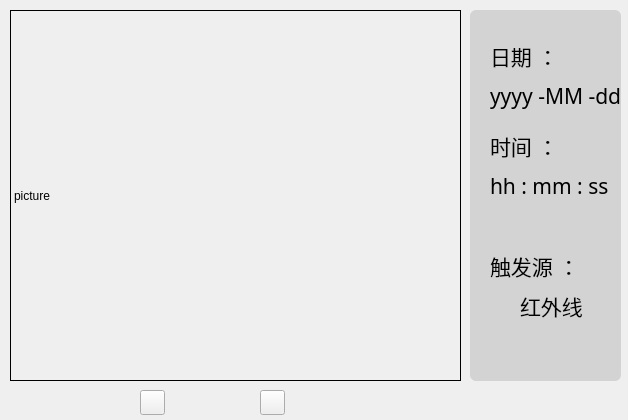
Qt form ZooFence_Pi/page8.ui (Isabella98Liu/ZooFence_RaspberryPi) before a commit.
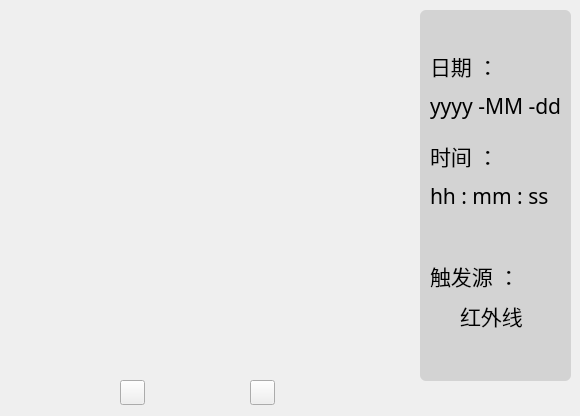
The same form after that commit. Icons and pictures are not drawn.

The edit to the form file:
```diff
--- a/ZooFence_Pi/page8.ui
+++ b/ZooFence_Pi/page8.ui
@@ -6,8 +6,8 @@
    <rect>
     <x>0</x>
     <y>0</y>
-    <width>628</width>
-    <height>420</height>
+    <width>580</width>
+    <height>416</height>
    </rect>
   </property>
   <property name="windowTitle">
@@ -17,22 +17,27 @@
    <property name="geometry">
     <rect>
      <x>10</x>
-     <y>10</y>
-     <width>451</width>
-     <height>371</height>
+     <y>30</y>
+     <width>401</width>
+     <height>331</height>
     </rect>
    </property>
+   <property name="styleSheet">
+    <string notr="true">QLabel{
+  border: 0px
+}</string>
+   </property>
    <property name="frameShape">
     <enum>QFrame::Box</enum>
    </property>
    <property name="text">
-    <string>picture</string>
+    <string/>
    </property>
   </widget>
   <widget class="QLabel" name="label_3">
    <property name="geometry">
     <rect>
-     <x>470</x>
+     <x>420</x>
      <y>10</y>
      <width>151</width>
      <height>371</height>
@@ -52,8 +57,8 @@
   <widget class="QLabel" name="label_4">
    <property name="geometry">
     <rect>
-     <x>490</x>
-     <y>40</y>
+     <x>430</x>
+     <y>50</y>
      <width>81</width>
      <height>31</height>
     </rect>
@@ -71,8 +76,8 @@
   <widget class="QLabel" name="label_5">
    <property name="geometry">
     <rect>
-     <x>490</x>
-     <y>80</y>
+     <x>430</x>
+     <y>90</y>
      <width>131</width>
      <height>31</height>
     </rect>
@@ -90,8 +95,8 @@
   <widget class="QLabel" name="label_6">
    <property name="geometry">
     <rect>
-     <x>490</x>
-     <y>130</y>
+     <x>430</x>
+     <y>140</y>
      <width>81</width>
      <height>31</height>
     </rect>
@@ -109,8 +114,8 @@
   <widget class="QLabel" name="label_7">
    <property name="geometry">
     <rect>
-     <x>490</x>
-     <y>170</y>
+     <x>430</x>
+     <y>180</y>
      <width>131</width>
      <height>31</height>
     </rect>
@@ -128,8 +133,8 @@
   <widget class="QLabel" name="label_8">
    <property name="geometry">
     <rect>
-     <x>490</x>
-     <y>250</y>
+     <x>430</x>
+     <y>260</y>
      <width>91</width>
      <height>31</height>
     </rect>
@@ -147,8 +152,8 @@
   <widget class="QLabel" name="label_9">
    <property name="geometry">
     <rect>
-     <x>520</x>
-     <y>290</y>
+     <x>460</x>
+     <y>300</y>
      <width>71</width>
      <height>31</height>
     </rect>
@@ -166,8 +171,8 @@
   <widget class="QPushButton" name="pushButton">
    <property name="geometry">
     <rect>
-     <x>140</x>
-     <y>390</y>
+     <x>120</x>
+     <y>380</y>
      <width>25</width>
      <height>25</height>
     </rect>
@@ -189,8 +194,8 @@
   <widget class="QPushButton" name="pushButton_2">
    <property name="geometry">
     <rect>
-     <x>260</x>
-     <y>390</y>
+     <x>250</x>
+     <y>380</y>
      <width>25</width>
      <height>25</height>
     </rect>
```
